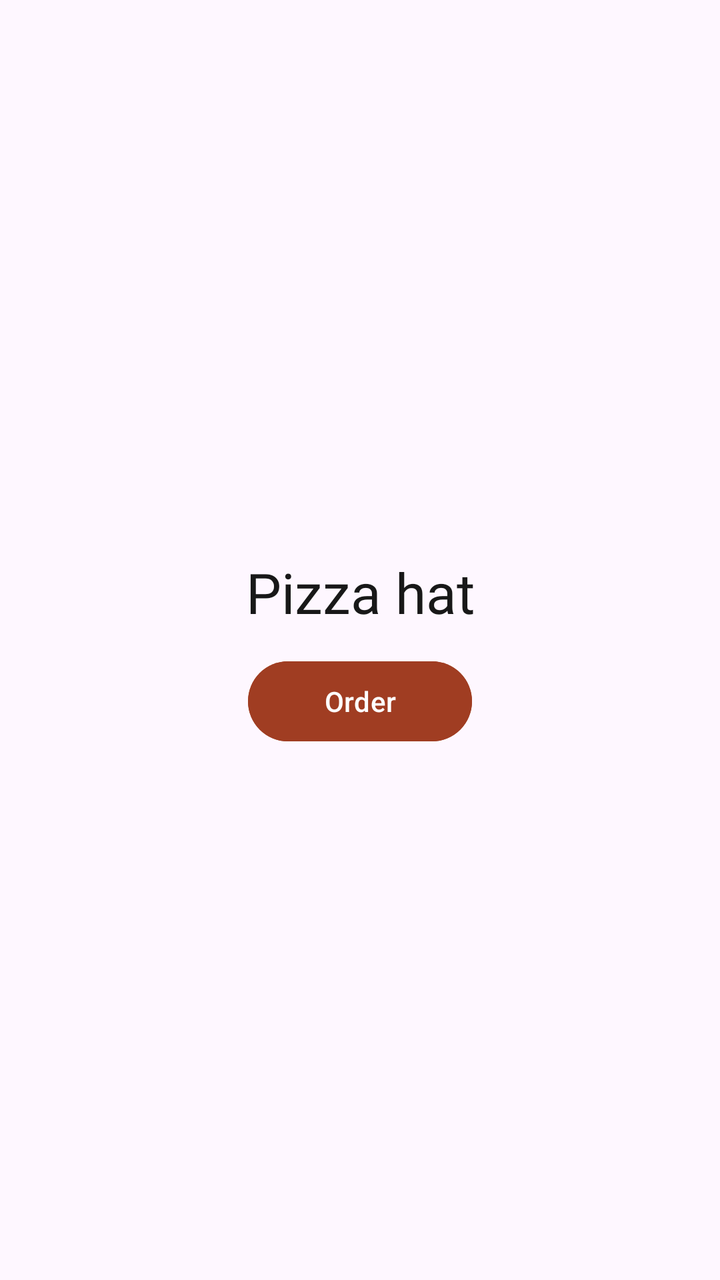
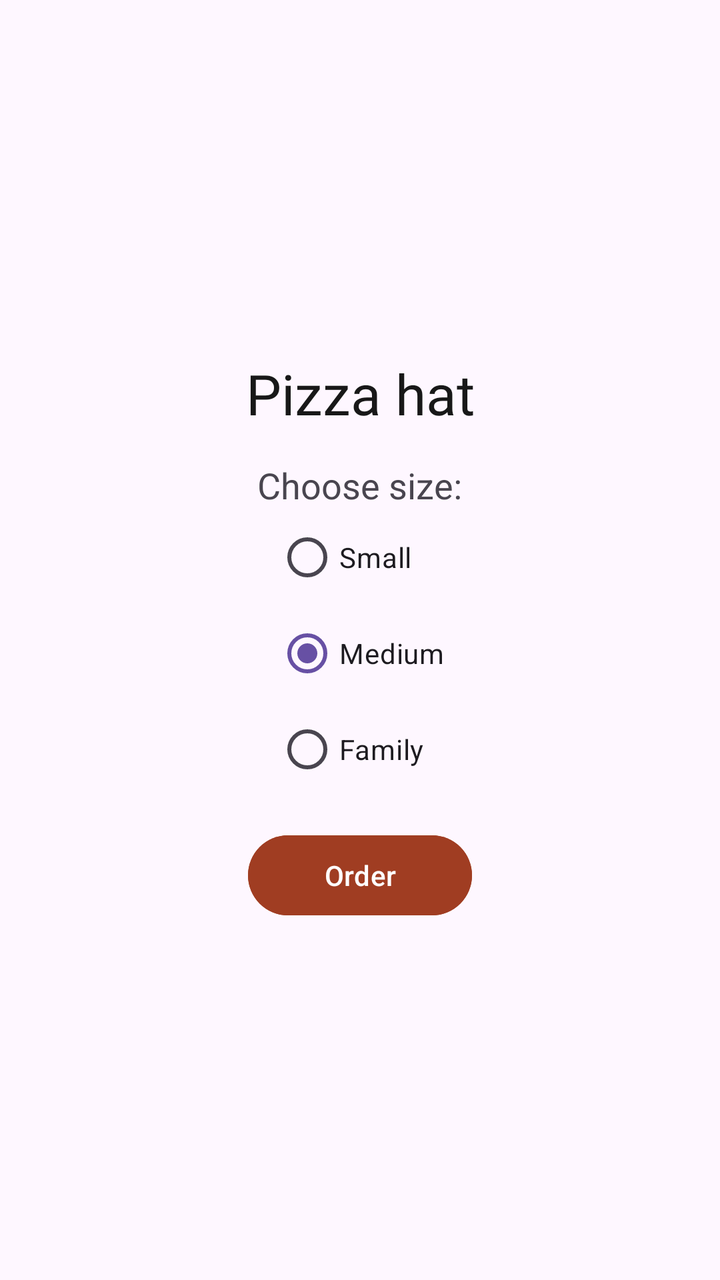

Screens rendered from an Android XML layout before and after an edit, with the pre-edit source and the edit as a unified diff.
<!-- AndroidManifest.xml: application theme Theme.PizzaOrder -->
<!-- res/layout/activity_main.xml -->
<?xml version="1.0" encoding="utf-8"?>
<LinearLayout xmlns:android="http://schemas.android.com/apk/res/android"
    android:id="@+id/main"
    android:layout_width="match_parent"
    android:layout_height="match_parent"
    android:orientation="vertical"
    android:padding="16dp">

    <LinearLayout
        android:layout_width="match_parent"
        android:layout_height="match_parent"
        android:gravity="center"
        android:orientation="vertical">

        <TextView
            android:id="@+id/tvTitle"
            android:layout_width="match_parent"
            android:layout_height="wrap_content"
            android:layout_margin="12dp"
            android:fontFamily="@font/changa_one"
            android:gravity="center"
            android:text="Pizza hat"
            android:textColor="#181818"
            android:textSize="28sp" />

        <Button
            android:id="@+id/btnOrder"
            android:layout_width="112dp"
            android:layout_height="wrap_content"
            android:backgroundTint="#A03D22"
            android:text="Order" />
    </LinearLayout>
</LinearLayout>
<!-- resources referenced by this layout -->
<resources>
  <style name="Theme.PizzaOrder" parent="Base.Theme.PizzaOrder" />
  <style name="Base.Theme.PizzaOrder" parent="Theme.Material3.DayNight.NoActionBar">
          
          
      </style>
</resources>

<!-- the commit's change to res/layout/activity_main.xml (unified diff, before → after) -->
@@ -16,12 +16,52 @@
             android:id="@+id/tvTitle"
             android:layout_width="match_parent"
             android:layout_height="wrap_content"
-            android:layout_margin="12dp"
             android:fontFamily="@font/changa_one"
             android:gravity="center"
             android:text="Pizza hat"
             android:textColor="#181818"
             android:textSize="28sp" />
+
+        <TextView
+            android:id="@+id/tvSizeLabel"
+            android:layout_width="wrap_content"
+            android:layout_height="wrap_content"
+            android:layout_marginTop="15dp"
+            android:text="Choose size:"
+            android:textSize="18sp" />
+
+        <RadioGroup
+            android:id="@+id/rgSize"
+            android:layout_width="wrap_content"
+            android:layout_height="wrap_content"
+            android:layout_marginBottom="15dp"
+            android:orientation="vertical">
+
+            <RadioButton
+                android:id="@+id/rbSmall"
+                android:layout_width="wrap_content"
+                android:layout_height="wrap_content"
+                android:backgroundTint="#A03D22"
+                android:buttonTint="#A03D22"
+                android:text="Small" />
+
+            <RadioButton
+                android:id="@+id/rbMedium"
+                android:layout_width="wrap_content"
+                android:layout_height="wrap_content"
+                android:backgroundTint="#A03D22"
+                android:buttonTint="#A03D22"
+                android:checked="true"
+                android:text="Medium" />
+
+            <RadioButton
+                android:id="@+id/rbLarge"
+                android:layout_width="wrap_content"
+                android:layout_height="wrap_content"
+                android:buttonTint="#A03D22"
+                android:text="Family" />
+
+        </RadioGroup>
 
         <Button
             android:id="@+id/btnOrder"
